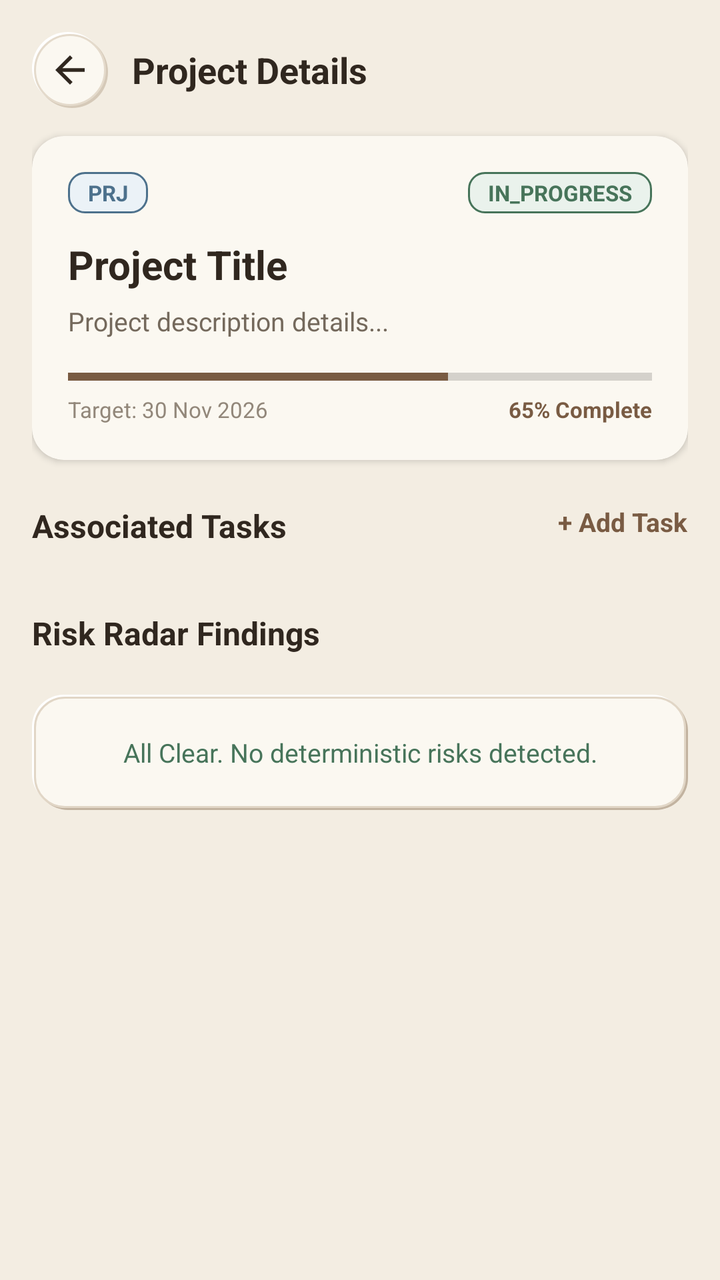
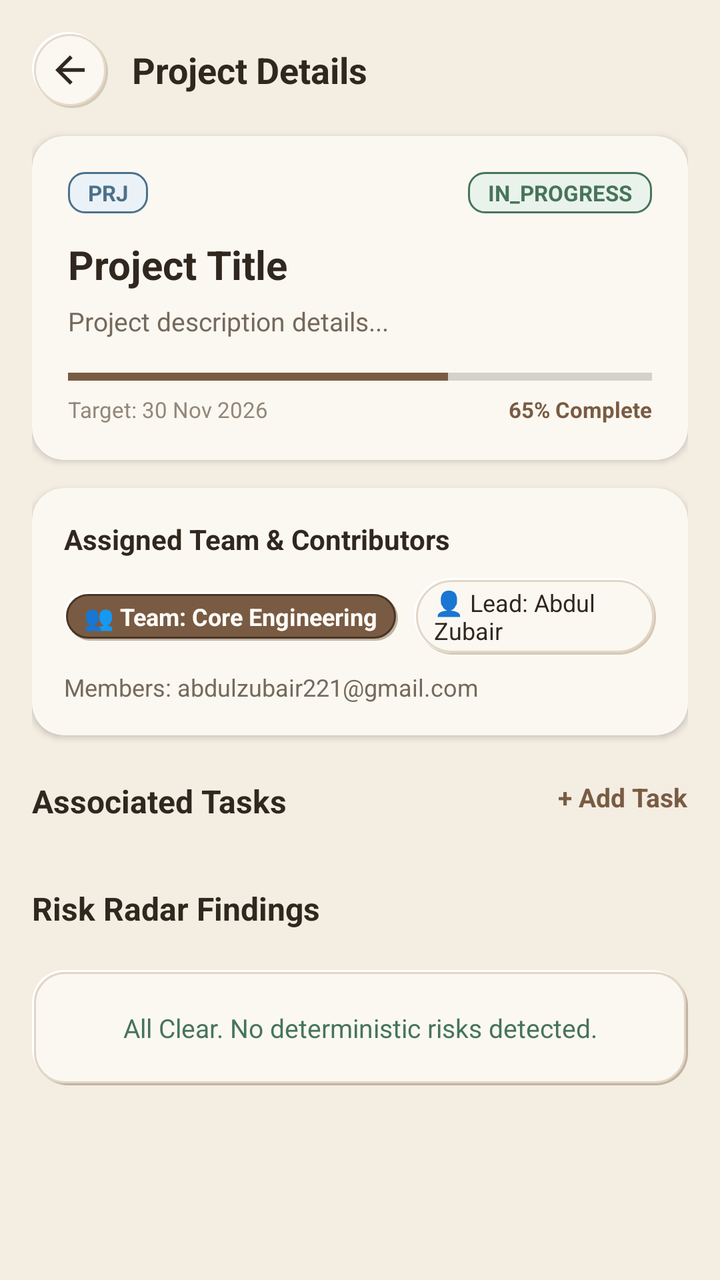

Before-and-after screenshots of an Android layout around one commit, followed by the original layout XML and the change that was made.
<!-- AndroidManifest.xml: application theme Theme.ProjectFlow -->
<!-- res/layout/activity_project_details.xml -->
<?xml version="1.0" encoding="utf-8"?>
<androidx.coordinatorlayout.widget.CoordinatorLayout xmlns:android="http://schemas.android.com/apk/res/android"
    xmlns:app="http://schemas.android.com/apk/res-auto"
    android:layout_width="match_parent"
    android:layout_height="match_parent"
    android:fitsSystemWindows="true"
    android:background="@color/earth_bg">

    <ScrollView
        android:layout_width="match_parent"
        android:layout_height="match_parent"
        android:fillViewport="true">

        <LinearLayout
            android:layout_width="match_parent"
            android:layout_height="wrap_content"
            android:orientation="vertical"
            android:padding="16dp">

            
            <LinearLayout
                android:layout_width="match_parent"
                android:layout_height="wrap_content"
                android:orientation="horizontal"
                android:gravity="center_vertical"
                android:layout_marginBottom="14dp">

                <ImageView
                    android:id="@+id/btnBackProjectDetails"
                    android:layout_width="38dp"
                    android:layout_height="38dp"
                    android:background="@drawable/bg_neu_circle"
                    android:clickable="true"
                    android:focusable="true"
                    android:padding="8dp"
                    android:src="@drawable/ic_arrow_back"
                    app:tint="@color/text_main" />

                <TextView
                    android:layout_width="wrap_content"
                    android:layout_height="wrap_content"
                    android:layout_marginStart="12dp"
                    android:text="Project Details"
                    android:textColor="@color/text_main"
                    android:textSize="18sp"
                    android:textStyle="bold" />
            </LinearLayout>

            
            <androidx.cardview.widget.CardView
                android:layout_width="match_parent"
                android:layout_height="wrap_content"
                app:cardBackgroundColor="@color/earth_surface"
                app:cardCornerRadius="16dp"
                app:cardElevation="2dp">

                <LinearLayout
                    android:layout_width="match_parent"
                    android:layout_height="wrap_content"
                    android:orientation="vertical"
                    android:padding="18dp">

                    <RelativeLayout
                        android:layout_width="match_parent"
                        android:layout_height="wrap_content">

                        <TextView
                            android:id="@+id/tvProjectCode"
                            android:layout_width="wrap_content"
                            android:layout_height="wrap_content"
                            android:background="@drawable/bg_badge_info"
                            android:paddingHorizontal="10dp"
                            android:paddingVertical="3dp"
                            android:text="PRJ"
                            android:textColor="@color/earth_info"
                            android:textSize="11sp"
                            android:textStyle="bold" />

                        <TextView
                            android:id="@+id/tvProjectStatus"
                            android:layout_width="wrap_content"
                            android:layout_height="wrap_content"
                            android:layout_alignParentEnd="true"
                            android:background="@drawable/bg_badge_success"
                            android:paddingHorizontal="10dp"
                            android:paddingVertical="3dp"
                            android:text="IN_PROGRESS"
                            android:textColor="@color/earth_success"
                            android:textSize="11sp"
                            android:textStyle="bold" />
                    </RelativeLayout>

                    <TextView
                        android:id="@+id/tvProjectName"
                        android:layout_width="wrap_content"
                        android:layout_height="wrap_content"
                        android:layout_marginTop="12dp"
                        android:text="Project Title"
                        android:textColor="@color/text_main"
                        android:textSize="20sp"
                        android:textStyle="bold" />

                    <TextView
                        android:id="@+id/tvProjectDesc"
                        android:layout_width="wrap_content"
                        android:layout_height="wrap_content"
                        android:layout_marginTop="6dp"
                        android:text="Project description details..."
                        android:textColor="@color/text_secondary"
                        android:textSize="13sp" />

                    <ProgressBar
                        android:id="@+id/pbProjectProgress"
                        style="?android:attr/progressBarStyleHorizontal"
                        android:layout_width="match_parent"
                        android:layout_height="6dp"
                        android:layout_marginTop="16dp"
                        android:progress="65"
                        android:progressTint="@color/primary_earth" />

                    <RelativeLayout
                        android:layout_width="match_parent"
                        android:layout_height="wrap_content"
                        android:layout_marginTop="6dp">

                        <TextView
                            android:id="@+id/tvTargetDate"
                            android:layout_width="wrap_content"
                            android:layout_height="wrap_content"
                            android:text="Target: 30 Nov 2026"
                            android:textColor="@color/text_muted"
                            android:textSize="11sp" />

                        <TextView
                            android:id="@+id/tvProgressPercent"
                            android:layout_width="wrap_content"
                            android:layout_height="wrap_content"
                            android:layout_alignParentEnd="true"
                            android:text="65% Complete"
                            android:textColor="@color/primary_earth"
                            android:textSize="11sp"
                            android:textStyle="bold" />
                    </RelativeLayout>

                </LinearLayout>
            </androidx.cardview.widget.CardView>

            
            <RelativeLayout
                android:layout_width="match_parent"
                android:layout_height="wrap_content"
                android:layout_marginTop="22dp">

                <TextView
                    android:layout_width="wrap_content"
                    android:layout_height="wrap_content"
                    android:layout_alignParentStart="true"
                    android:text="Associated Tasks"
                    android:textColor="@color/text_main"
                    android:textSize="16sp"
                    android:textStyle="bold" />

                <TextView
                    android:id="@+id/btnAddTask"
                    android:layout_width="wrap_content"
                    android:layout_height="wrap_content"
                    android:layout_alignParentEnd="true"
                    android:text="+ Add Task"
                    android:textColor="@color/primary_earth"
                    android:textSize="13sp"
                    android:textStyle="bold" />
            </RelativeLayout>

            <androidx.recyclerview.widget.RecyclerView
                android:id="@+id/rvProjectTasks"
                android:layout_width="match_parent"
                android:layout_height="wrap_content"
                android:layout_marginTop="10dp"
                android:nestedScrollingEnabled="false" />

            <TextView
                android:id="@+id/tvEmptyTasks"
                android:layout_width="match_parent"
                android:layout_height="wrap_content"
                android:layout_marginTop="10dp"
                android:background="@drawable/bg_card_earth"
                android:gravity="center"
                android:padding="20dp"
                android:text="No tasks assigned to this project yet."
                android:textColor="@color/text_secondary"
                android:textSize="13sp"
                android:visibility="gone" />

            
            <TextView
                android:layout_width="wrap_content"
                android:layout_height="wrap_content"
                android:layout_marginTop="22dp"
                android:text="Risk Radar Findings"
                android:textColor="@color/text_main"
                android:textSize="16sp"
                android:textStyle="bold" />

            <androidx.recyclerview.widget.RecyclerView
                android:id="@+id/rvProjectRisks"
                android:layout_width="match_parent"
                android:layout_height="wrap_content"
                android:layout_marginTop="10dp"
                android:nestedScrollingEnabled="false" />

            <TextView
                android:id="@+id/tvEmptyRisks"
                android:layout_width="match_parent"
                android:layout_height="wrap_content"
                android:layout_marginTop="10dp"
                android:background="@drawable/bg_card_earth"
                android:gravity="center"
                android:padding="20dp"
                android:text="All Clear. No deterministic risks detected."
                android:textColor="@color/earth_success"
                android:textSize="13sp" />

        </LinearLayout>
    </ScrollView>
</androidx.coordinatorlayout.widget.CoordinatorLayout>
<!-- resources referenced by this layout -->
<resources>
  <color name="earth_bg">#F3EDE2</color>
  <color name="earth_info">#4D718C</color>
  <color name="earth_success">#47745A</color>
  <color name="earth_surface">#FBF8F1</color>
  <color name="primary_earth">#795B43</color>
  <color name="text_main">#30271F</color>
  <color name="text_muted">#92877A</color>
  <color name="text_secondary">#74695C</color>
  <!-- drawable bg_badge_info (drawable) -->
  <?xml version="1.0" encoding="utf-8"?>
  <shape xmlns:android="http://schemas.android.com/apk/res/android"
      android:shape="rectangle">
      <corners android:radius="8dp" />
      <solid android:color="@color/earth_info_light" />
      <stroke
          android:width="1dp"
          android:color="@color/earth_info" />
  </shape>
  <color name="earth_info_light">#EBF2F7</color>
  <color name="earth_success_light">#EAF2EC</color>
  <color name="neu_shadow_deep">#C2B3A0</color>
  <color name="neu_highlight">#FFFFFFFF</color>
  <color name="earth_border">#E1D6C6</color>
  <color name="neu_shadow_soft">#D5C9B8</color>
  <color name="neu_surface">#FBF8F1</color>
  <color name="neu_border">#E4DACB</color>
  <color name="deep_earth">#493628</color>
  <color name="earth_raised">#FFFDF8</color>
  <color name="muted_clay">#B69A78</color>
  <color name="secondary_sand">#D9C9B2</color>
  <!-- unchanged entries left out for length: 5 -->
</resources>

<!-- the commit's change to res/layout/activity_project_details.xml (unified diff, before → after) -->
@@ -146,6 +146,73 @@
             </androidx.cardview.widget.CardView>
 
             
+            <androidx.cardview.widget.CardView
+                android:id="@+id/cardProjectTeam"
+                android:layout_width="match_parent"
+                android:layout_height="wrap_content"
+                android:layout_marginTop="14dp"
+                app:cardBackgroundColor="@color/earth_surface"
+                app:cardCornerRadius="16dp"
+                app:cardElevation="2dp">
+
+                <LinearLayout
+                    android:layout_width="match_parent"
+                    android:layout_height="wrap_content"
+                    android:orientation="vertical"
+                    android:padding="16dp">
+
+                    <TextView
+                        android:layout_width="wrap_content"
+                        android:layout_height="wrap_content"
+                        android:text="Assigned Team &amp; Contributors"
+                        android:textColor="@color/text_main"
+                        android:textSize="14sp"
+                        android:textStyle="bold" />
+
+                    <LinearLayout
+                        android:layout_width="match_parent"
+                        android:layout_height="wrap_content"
+                        android:orientation="horizontal"
+                        android:gravity="center_vertical"
+                        android:layout_marginTop="10dp">
+
+                        <TextView
+                            android:id="@+id/tvProjectTeamBadge"
+                            android:layout_width="wrap_content"
+                            android:layout_height="wrap_content"
+                            android:background="@drawable/bg_chip_selected"
+                            android:paddingHorizontal="10dp"
+                            android:paddingVertical="4dp"
+                            android:text="👥 Team: Core Engineering"
+                            android:textColor="@color/white"
+                            android:textSize="12sp"
+                            android:textStyle="bold" />
+
+                        <TextView
+                            android:id="@+id/tvProjectAssigneeBadge"
+                            android:layout_width="wrap_content"
+                            android:layout_height="wrap_content"
+                            android:layout_marginStart="8dp"
+                            android:background="@drawable/bg_chip_unselected"
+                            android:paddingHorizontal="10dp"
+                            android:paddingVertical="4dp"
+                            android:text="👤 Lead: Abdul Zubair"
+                            android:textColor="@color/text_main"
+                            android:textSize="12sp" />
+                    </LinearLayout>
+
+                    <TextView
+                        android:id="@+id/tvProjectMembersList"
+                        android:layout_width="wrap_content"
+                        android:layout_height="wrap_content"
+                        android:layout_marginTop="8dp"
+                        android:text="Members: abdulzubair221@gmail.com"
+                        android:textColor="@color/text_secondary"
+                        android:textSize="12sp" />
+                </LinearLayout>
+            </androidx.cardview.widget.CardView>
+
+            
             <RelativeLayout
                 android:layout_width="match_parent"
                 android:layout_height="wrap_content"
<!-- resource entries referenced after the edit -->
@@ -8,6 +8,7 @@
   <color name="text_main">#30271F</color>
   <color name="text_muted">#92877A</color>
   <color name="text_secondary">#74695C</color>
+  <color name="white">#FFFDF8</color>
   <!-- drawable bg_badge_info (drawable) -->
   <?xml version="1.0" encoding="utf-8"?>
   <shape xmlns:android="http://schemas.android.com/apk/res/android"
@@ -18,6 +19,90 @@
           android:width="1dp"
           android:color="@color/earth_info" />
   </shape>
+  <!-- drawable bg_chip_selected (drawable) -->
+  <?xml version="1.0" encoding="utf-8"?>
+  <layer-list xmlns:android="http://schemas.android.com/apk/res/android">
+      
+      <item
+          android:left="2dp"
+          android:top="2dp"
+          android:right="0dp"
+          android:bottom="0dp">
+          <shape android:shape="rectangle">
+              <corners android:radius="20dp" />
+              <solid android:color="@color/neu_shadow_deep" />
+          </shape>
+      </item>
+  
+      
+      <item
+          android:left="0dp"
+          android:top="0dp"
+          android:right="2dp"
+          android:bottom="2dp">
+          <shape android:shape="rectangle">
+              <corners android:radius="20dp" />
+              <solid android:color="@color/neu_highlight" />
+          </shape>
+      </item>
+  
+      
+      <item
+          android:left="1dp"
+          android:top="1dp"
+          android:right="1dp"
+          android:bottom="1dp">
+          <shape android:shape="rectangle">
+              <corners android:radius="20dp" />
+              <solid android:color="@color/primary_earth" />
+              <stroke
+                  android:width="1dp"
+                  android:color="@color/deep_earth" />
+          </shape>
+      </item>
+  </layer-list>
+  <!-- drawable bg_chip_unselected (drawable) -->
+  <?xml version="1.0" encoding="utf-8"?>
+  <layer-list xmlns:android="http://schemas.android.com/apk/res/android">
+      
+      <item
+          android:left="1dp"
+          android:top="1dp"
+          android:right="0dp"
+          android:bottom="0dp">
+          <shape android:shape="rectangle">
+              <corners android:radius="20dp" />
+              <solid android:color="@color/neu_shadow_soft" />
+          </shape>
+      </item>
+  
+      
+      <item
+          android:left="0dp"
+          android:top="0dp"
+          android:right="1dp"
+          android:bottom="1dp">
+          <shape android:shape="rectangle">
+              <corners android:radius="20dp" />
+              <solid android:color="@color/neu_highlight" />
+          </shape>
+      </item>
+  
+      
+      <item
+          android:left="1dp"
+          android:top="1dp"
+          android:right="1dp"
+          android:bottom="1dp">
+          <shape android:shape="rectangle">
+              <corners android:radius="20dp" />
+              <solid android:color="@color/earth_surface" />
+              <stroke
+                  android:width="1dp"
+                  android:color="@color/earth_border" />
+          </shape>
+      </item>
+  </layer-list>
   <color name="earth_info_light">#EBF2F7</color>
   <color name="earth_success_light">#EAF2EC</color>
   <color name="neu_shadow_deep">#C2B3A0</color>
